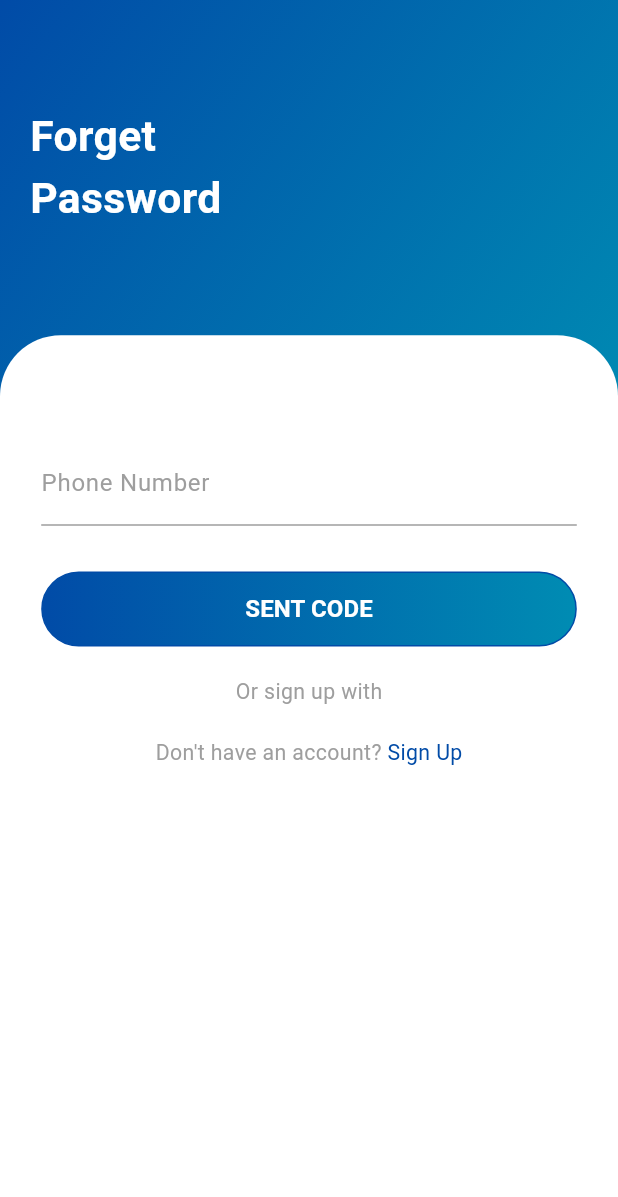
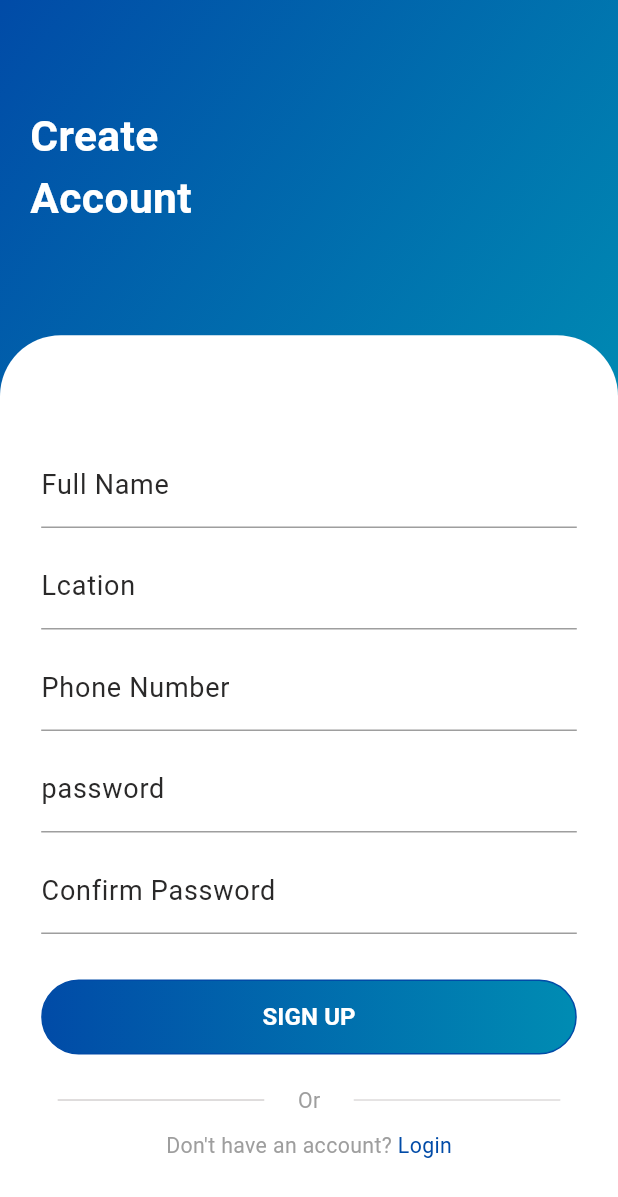
Before and after one commit to zainulabidali/ziya_lottery_app, a Flutter app: the screen it shows after launch, after a tap on "SIGN UP", on a phone screen of 412 x 824 dp. Shown: the top 1197 px of the screen. Run offline on Flutter 3.47's test engine with Material 3 defaults, Android fonts, the phone set to English and light mode, and no system bars; our stand-ins replace firebase_auth, firebase_core, flutter_screenutil; accounts and stored records are empty; network calls fail; Roboto replaces fonts that are missing (Poppins).

Commit message:
create account

```diff
--- a/lib/controllers/auth_controller.dart
+++ b/lib/controllers/auth_controller.dart
@@ -8,8 +8,8 @@ class AuthController {
     provider.signIn();
   }
 
-  static void handleSendCode(BuildContext context) {
-    final provider = Provider.of<AuthProvider>(context, listen: false);
-    provider.sendCode();
-  }
+  // static void handleSendCode(BuildContext context) {
+  //   final provider = Provider.of<AuthProvider>(context, listen: false);
+  //   provider.sendCode();
+  // }
 }
--- a/lib/core/components/custom_textfield.dart
+++ b/lib/core/components/custom_textfield.dart
@@ -28,7 +28,7 @@ class CustomTextField extends StatelessWidget {
         suffixIcon: Icon(Icons.visibility_off, color: suffixcolor),
         labelText: label,
         hintText: hint,
-        labelStyle: const TextStyle(color: AppColors.grey),
+        labelStyle: const TextStyle(color: Color.fromARGB(255, 42, 41, 41),fontSize: 18),
         enabledBorder: const UnderlineInputBorder(
           borderSide: BorderSide(color: AppColors.grey),
         ),
--- a/lib/core/constants/app_strings.dart
+++ b/lib/core/constants/app_strings.dart
@@ -16,6 +16,8 @@ class AppStrings {
   static const newPass = "New Password";
   static const conformPass = "Conform Password";
     static const resetPass = "RESET PASSWORD";
+      static const createAccount = "Create\nAccount";
+
 
 
   static const noAccount = "Sign Up";
--- /dev/null
+++ b/lib/screens/auth/create_account.dart
@@ -0,0 +1,206 @@
+import 'package:flutter/material.dart';
+import 'package:flutter_screenutil/flutter_screenutil.dart';
+import 'package:lottery_app/providers.dart/auth_provider.dart';
+import 'package:lottery_app/screens/auth/sign_in_view.dart';
+import 'package:lottery_app/screens/auth/verify_account.dart';
+import 'package:provider/provider.dart';
+import '../../../core/constants/app_strings.dart';
+import '../../../core/components/custom_button.dart';
+import '../../../core/components/custom_textfield.dart';
+import '../../../core/components/spacing.dart';
+
+class CreateAccount_view extends StatelessWidget {
+  const CreateAccount_view({super.key});
+
+  @override
+  Widget build(BuildContext context) {
+    final provider = Provider.of<AuthProvider>(context);
+    final namecontroller = TextEditingController(text: provider.phone);
+    final locationcontroler = TextEditingController(text: provider.phone);
+    final phoneController = TextEditingController(text: provider.phone);
+    final passwordcontorller = TextEditingController(text: provider.phone);
+    final Confirmcontroler = TextEditingController(text: provider.phone);
+
+    return Scaffold(
+      body: Stack(
+        children: [
+          bg_top_widget(),
+
+          Column(
+            crossAxisAlignment: CrossAxisAlignment.start,
+            children: [
+              Spacing.height(50),
+
+              Padding(
+                padding: const EdgeInsets.all(20.0),
+                child: Text(
+                  AppStrings.createAccount,
+                  style: TextStyle(
+                    fontSize: 28.sp,
+                    fontWeight: FontWeight.bold,
+                    color: Colors.white,
+                  ),
+                ),
+              ),
+
+              Spacing.height(50),
+              Expanded(
+                child: Container(
+                  width: double.infinity,
+                  padding: EdgeInsets.symmetric(
+                    horizontal: 25.w,
+                    vertical: 40.h,
+                  ),
+                  decoration: BoxDecoration(
+                    color: Colors.white,
+                    borderRadius: BorderRadius.only(
+                      topLeft: Radius.circular(40.r),
+                      topRight: Radius.circular(40.r),
+                    ),
+                  ),
+                  child: Column(
+                    crossAxisAlignment: CrossAxisAlignment.start,
+                    children: [
+                      Spacing.height(30),
+
+                      CustomTextField(
+                        label: "Full Name",
+                        hint: 'Nainul Abid',
+                        controller: namecontroller,
+                        keyboardType: TextInputType.phone,
+                        suffixcolor: Colors.white,
+                      ),
+                      Spacing.height(10),
+
+                      CustomTextField(
+                        label: "Lcation",
+                        hint: 'Kerala',
+                        controller: locationcontroler,
+                        keyboardType: TextInputType.phone,
+                        suffixcolor: Colors.white,
+                      ),
+                      Spacing.height(10),
+
+                      CustomTextField(
+                        label: "Phone Number",
+                        hint: '9207846064',
+                        controller: phoneController,
+                        keyboardType: TextInputType.phone,
+                        suffixcolor: Colors.white,
+                      ),
+                      Spacing.height(10),
+
+                      CustomTextField(
+                        label: "password",
+                        hint: '*****',
+                        controller: passwordcontorller,
+                        keyboardType: TextInputType.phone,
+                        suffixcolor: Colors.white,
+                      ),
+                      Spacing.height(10),
+
+                      CustomTextField(
+                        label: "Confirm Password",
+                        hint: '*****',
+                        controller: Confirmcontroler,
+                        keyboardType: TextInputType.phone,
+                        suffixcolor: Colors.white,
+                      ),
+
+                      Spacing.height(30),
+                      CustomButton(
+                        text: "SIGN UP",
+                        onPressed: () {
+                          Navigator.push(
+                            context,
+                            MaterialPageRoute(
+                              builder: (context) => VerifyAccount_view(),
+                            ),
+                          );
+                        },
+                      ),
+                      Spacing.height(20),
+                      Center(
+                        child: Column(
+                          children: [
+                            Row(
+                              mainAxisAlignment: MainAxisAlignment.center,
+                              children: [
+                                Expanded(
+                                  child: Container(
+                                    margin: EdgeInsets.symmetric(
+                                      horizontal: 10.w,
+                                    ),
+                                    height: 1.h,
+                                    color: const Color.fromARGB(
+                                      255,
+                                      213,
+                                      210,
+                                      210,
+                                    ),
+                                  ),
+                                ),
+                                Text(
+                                  "   Or   ",
+                                  style: TextStyle(
+                                    color: Colors.grey,
+                                    fontSize: 14.sp,
+                                  ),
+                                ),
+                                Expanded(
+                                  child: Container(
+                                    margin: EdgeInsets.symmetric(
+                                      horizontal: 10.w,
+                                    ),
+                                    height: 1.h,
+                                    color: const Color.fromARGB(
+                                      255,
+                                      222,
+                                      219,
+                                      219,
+                                    ),
+                                  ),
+                                ),
+                              ],
+                            ),
+
+                            Spacing.height(10),
+                            donthave(),
+                          ],
+                        ),
+                      ),
+                    ],
+                  ),
+                ),
+              ),
+            ],
+          ),
+        ],
+      ),
+    );
+  }
+}
+
+class donthave extends StatelessWidget {
+  const donthave({super.key});
+
+  @override
+  Widget build(BuildContext context) {
+    return Row(
+      mainAxisAlignment: MainAxisAlignment.center,
+      children: [
+        Text(
+          "Don't have an account? ",
+          style: TextStyle(color: Colors.grey, fontSize: 14.sp),
+        ),
+        Text(
+          "Login",
+          style: TextStyle(
+            color: Color.fromARGB(255, 1, 75, 167),
+            fontSize: 14.sp,
+          ),
+        ),
+      ],
+    );
+  }
+}
--- a/lib/screens/auth/create_new_pass.dart
+++ b/lib/screens/auth/create_new_pass.dart
@@ -3,6 +3,7 @@ import 'package:flutter_screenutil/flutter_screenutil.dart';
 import 'package:lottery_app/core/constants/app_colors.dart';
 import 'package:lottery_app/providers.dart/auth_provider.dart';
 import 'package:lottery_app/screens/auth/forgot_password_view.dart';
+import 'package:lottery_app/screens/auth/verify_success.dart';
 import 'package:provider/provider.dart';
 import '../../../core/constants/app_strings.dart';
 import '../../../core/components/custom_button.dart';
@@ -79,7 +80,14 @@ class CreateNewPass_view extends StatelessWidget {
                       Spacing.height(70),
                       CustomButton(
                         text: AppStrings.resetPass,
-                        onPressed: () => AuthController.handleSignIn(context),
+                        onPressed: () {
+                          Navigator.push(
+                            context,
+                            MaterialPageRoute(
+                              builder: (context) => const VerifySuccess_view(),
+                            ),
+                          );
+                        }
                       ),
                       Spacing.height(20),
 
--- a/lib/screens/auth/verify_account.dart
+++ b/lib/screens/auth/verify_account.dart
@@ -99,6 +99,7 @@ class VerifyAccount_view extends StatelessWidget {
                         children: [
                           GestureDetector(
                             onTap: () {
+
                               // Resend OTP functionality
                             },
                             child: Text(
--- /dev/null
+++ b/lib/screens/auth/verify_success.dart
@@ -0,0 +1,65 @@
+import 'package:flutter/material.dart';
+import 'package:lottery_app/core/components/spacing.dart';
+
+class VerifySuccess_view extends StatelessWidget {
+  const VerifySuccess_view({super.key});
+
+  @override
+  Widget build(BuildContext context) {
+    return Scaffold(
+      backgroundColor: Colors.white,
+
+      body: Center(
+        child: Padding(
+          padding: EdgeInsets.symmetric(horizontal: 40.0),
+          child: Column(
+            mainAxisAlignment: MainAxisAlignment.center,
+
+            crossAxisAlignment: CrossAxisAlignment.center,
+            children: [
+              Spacer(flex: 3),
+              Text(
+                'Verify Successfull',
+                style: TextStyle(
+                  // A bright blue color is used to match the image
+                  color: Colors.blue,
+                  fontSize: 28, // Adjusted for prominence
+                  fontWeight: FontWeight.bold, // Use bold or semi-bold
+                  letterSpacing: 0.5,
+                ),
+                textAlign: TextAlign.center,
+              ),
+
+              SizedBox(
+                height: 12,
+              ), // Spacing between the title and the first line of subtext
+              // --- Email Verified Subtext ---
+              Text(
+                'Email verified Successfully',
+                style: TextStyle(
+                  color: Colors.grey, // A lighter color for supporting text
+                  fontSize: 16,
+                  fontWeight: FontWeight.w400, // Regular weight
+                ),
+                textAlign: TextAlign.center,
+              ),
+
+              SizedBox(height: 4), // Spacing between the two lines of subtext
+
+              Text(
+                'Your Account Is Ready',
+                style: TextStyle(
+                  color: Colors.grey, // Same as the line above
+                  fontSize: 16,
+                  fontWeight: FontWeight.w400,
+                ),
+                textAlign: TextAlign.center,
+              ),
+              Spacer(flex: 1),
+            ],
+          ),
+        ),
+      ),
+    );
+  }
+}
--- a/lib/screens/auth/welcome_view.dart
+++ b/lib/screens/auth/welcome_view.dart
@@ -1,5 +1,6 @@
 import 'package:flutter/material.dart';
 import 'package:flutter_screenutil/flutter_screenutil.dart';
+import 'package:lottery_app/screens/auth/create_account.dart';
 import 'package:lottery_app/screens/auth/forgot_password_view.dart';
 import 'package:lottery_app/screens/auth/sign_in_view.dart';
 import '../../../core/constants/app_strings.dart';
@@ -28,23 +29,56 @@ class WelcomeView extends StatelessWidget {
                   ),
                 ),
                 SizedBox(height: 100.h),
-                CustomButton(
-                  text: AppStrings.signIn,
+                ElevatedButton(
+                  style: ElevatedButton.styleFrom(
+                    backgroundColor: Colors.transparent,
+                    shadowColor: Colors.transparent,
+                    side: BorderSide(color: Colors.white),
+                    shape: RoundedRectangleBorder(
+                      borderRadius: BorderRadius.circular(50.r),
+                    ),
+                    minimumSize: Size(double.infinity, 50.h),
+                  ),
+
                   onPressed: () {
                     Navigator.push(
                       context,
                       MaterialPageRoute(builder: (context) => SignInView()),
                     );
                   },
-                  isFilled: false,
+                  child: Text(
+                    AppStrings.signIn,
+                    style: TextStyle(color: Colors.white, fontSize: 14.sp),
+                  ),
                 ),
                 SizedBox(height: 20.h),
-                CustomButton(text: AppStrings.signUp, onPressed: () {
-                   Navigator.push(
+
+                ElevatedButton(
+                  style: ElevatedButton.styleFrom(
+                    backgroundColor: const Color.fromARGB(255, 255, 255, 255),
+                    shadowColor: Colors.transparent,
+                    side: BorderSide(color: Colors.white),
+                    shape: RoundedRectangleBorder(
+                      borderRadius: BorderRadius.circular(50.r),
+                    ),
+                    minimumSize: Size(double.infinity, 50.h),
+                  ),
+
+                  onPressed: () {
+                    Navigator.push(
                       context,
-                      MaterialPageRoute(builder: (context) => ForgotPasswordView()),
+                      MaterialPageRoute(builder: (context) => CreateAccount_view()),
                     );
-                }),
+                  },
+                  child: Text(
+                    AppStrings.signUp,
+                    style: TextStyle(
+                      color: const Color.fromARGB(255, 6, 6, 6),
+                      fontSize: 14.sp,
+                    ),
+                  ),
+                ),
+
                 SizedBox(height: 40.h),
                 Text(
                   AppStrings.loginWithSocial,
```
